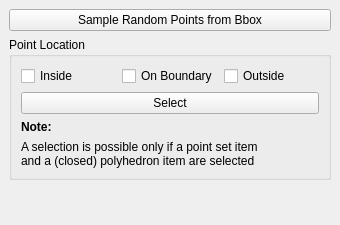
First picture: the form in Polyhedron/demo/Polyhedron/Plugins/PMP/Point_inside_polyhedron_widget.ui, repository CGAL/cgal, before the edit.
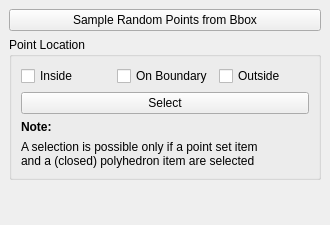
Second picture: the form after the edit.

Commit message: Rework Features_detection UI

What changed in the file:
```diff
--- a/Polyhedron/demo/Polyhedron/Plugins/PMP/Point_inside_polyhedron_widget.ui
+++ b/Polyhedron/demo/Polyhedron/Plugins/PMP/Point_inside_polyhedron_widget.ui
@@ -6,7 +6,7 @@
    <rect>
     <x>0</x>
     <y>0</y>
-    <width>340</width>
+    <width>330</width>
     <height>225</height>
    </rect>
   </property>
```
The commit also changes 2 other files.
